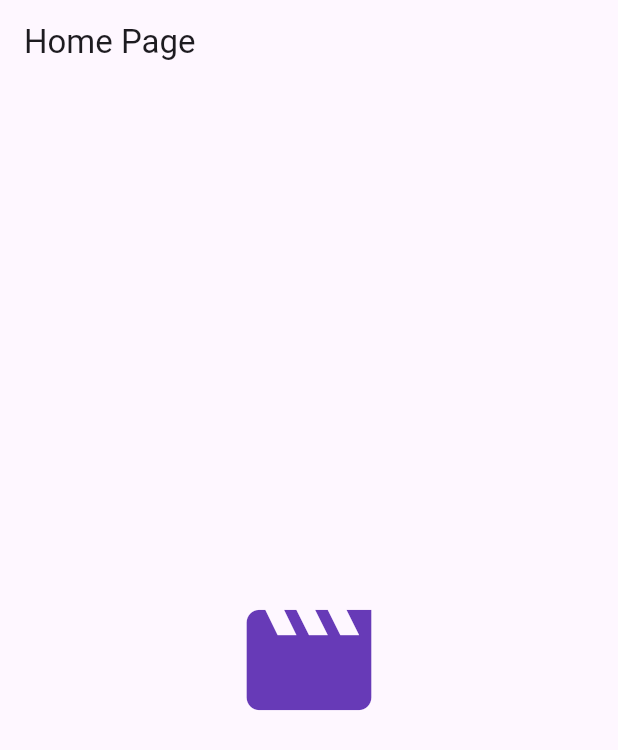
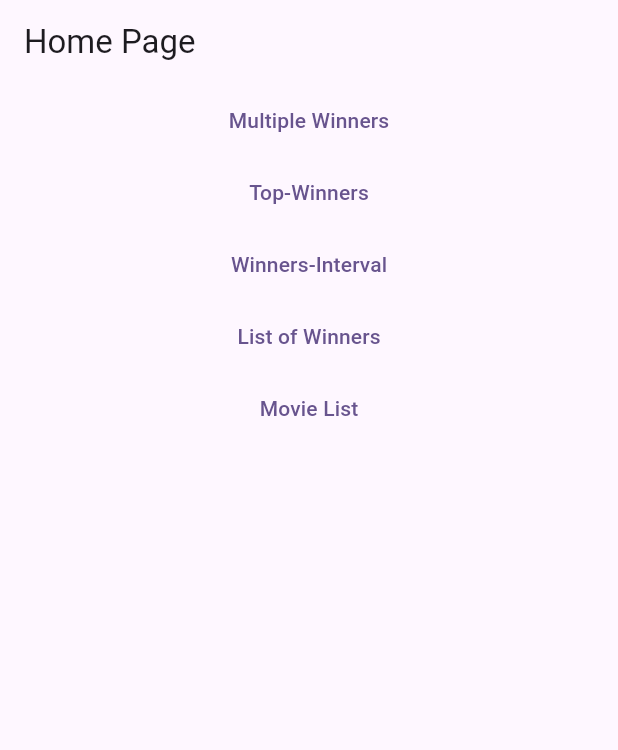
Before and after one commit to mcachopas/my_movies, a Flutter app: the screen it shows after launch, on a phone screen of 412 x 824 dp. Shown: the top 750 px of the screen. Run offline on Flutter 3.47's test engine with Material 3 defaults, Android fonts, the phone set to English and light mode, and no system bars; our stand-ins replace equatable, flutter_bloc, get_it, go_router.

Commit message:
Comit Inicio de separação das telas
Comit Inicio de separação das telas

```diff
--- a/lib/core/provider/go_router.dart
+++ b/lib/core/provider/go_router.dart
@@ -2,6 +2,7 @@ import 'package:flutter/material.dart';
 import 'package:go_router/go_router.dart';
 import 'package:my_movies/homePage/presentation/views/homepage.dart';
 import 'package:my_movies/movies/presentation/views/movies_page.dart';
+import 'package:my_movies/movies/presentation/views/years_multiple_winners.dart';
 
 class AppRouter {
   static final GoRouter router = GoRouter(
@@ -14,6 +15,31 @@ class AppRouter {
         path: '/movies',
         name: 'movies',
         pageBuilder: (context, state) => _rightToLeftTransition(context, state, const MoviesPage()),
+      ),
+      GoRoute(
+        path: '/multiple-winners',
+        name: 'multiple-winners',
+        pageBuilder: (context, state) => _rightToLeftTransition(context, state, const YearsWithMultiWinners()),
+      ),
+      GoRoute(
+        path: '/Top-Winners',
+        name: 'Top-Winners',
+        pageBuilder: (context, state) => _rightToLeftTransition(context, state, const HomePage()),
+      ),
+      GoRoute(
+        path: '/Winners-Interval',
+        name: 'Winners-Interval',
+        pageBuilder: (context, state) => _rightToLeftTransition(context, state, const HomePage()),
+      ),
+      GoRoute(
+        path: '/list-of-winners',
+        name: 'list-of-winners',
+        pageBuilder: (context, state) => _rightToLeftTransition(context, state, const HomePage()),
+      ),
+      GoRoute(
+        path: '/years-with-multi-winners',
+        name: 'years-with-multi-winners',
+        pageBuilder: (context, state) => _rightToLeftTransition(context, state, const HomePage()),
       ),
     ],
   );
--- a/lib/homePage/presentation/views/homepage.dart
+++ b/lib/homePage/presentation/views/homepage.dart
@@ -11,14 +11,42 @@ class HomePage extends StatelessWidget {
         title: const Text('Home Page'),
       ),
       body: Center(
-        child: IconButton(
-          onPressed: () {
-            // Navigator.push(context, MaterialPageRoute(builder: (context) => const MoviesPage()));
-            context.pushNamed('movies');
-          },
-          icon: const Icon(Icons.movie),
-          iconSize: 100,
-          color: Colors.deepPurple,
+        child: Column(
+          children: [
+            TextButton(
+              onPressed: () {
+                context.pushNamed('multiple-winners');
+              },
+              child: const Text('Multiple Winners'),
+            ),
+            TextButton(
+              onPressed: () {
+                context.pushNamed('Top-Winners');
+              },
+              child: const Text('Top-Winners'),
+            ),
+            TextButton(
+              onPressed: () {
+                context.pushNamed('Winners-Interval');
+              },
+              child: const Text('Winners-Interval'),
+            ),
+            TextButton(
+              onPressed: () {
+                context.pushNamed('list-of-winners');
+              },
+              child: const Text('List of Winners'),
+            ),
+            TextButton(
+              // tooltip: 'Movies',
+              onPressed: () {
+                context.pushNamed('movies');
+              }, child: const Text('Movie List'),
+              // icon: const Icon(Icons.movie),
+              // iconSize: 100,
+              // color: Colors.deepPurple,
+            ),
+          ],
         ),
       ),
     );
--- a/lib/movies/data/datadource/movies_datasource.dart
+++ b/lib/movies/data/datadource/movies_datasource.dart
@@ -1,6 +1,12 @@
 import 'package:my_movies/movies/domain/entities/movie.dart';
 import 'package:my_movies/movies/domain/entities/movie_filter.dart';
+import 'package:my_movies/movies/domain/entities/win_count.dart';
+import 'package:my_movies/movies/domain/entities/winner_count.dart';
+import 'package:my_movies/movies/domain/entities/winner_interval.dart';
 
 abstract class MoviesDatasource {
   Future<List<Movie>> getMovies(MovieFilter filter);
+  Future<List<WinCount>> getWinnersCount();
+  Future<List<WinnerCount>> getWinnersCountByInterval();
+  Future<List<WinnerInterval>> getWinnerInterval();
 }
--- a/lib/movies/data/datasourceImpl/movies_datasource_local.dart
+++ b/lib/movies/data/datasourceImpl/movies_datasource_local.dart
@@ -1,11 +1,29 @@
 import 'package:my_movies/movies/data/datadource/movies_datasource.dart';
 import 'package:my_movies/movies/domain/entities/movie.dart';
 import 'package:my_movies/movies/domain/entities/movie_filter.dart';
+import 'package:my_movies/movies/domain/entities/win_count.dart';
+import 'package:my_movies/movies/domain/entities/winner_count.dart';
+import 'package:my_movies/movies/domain/entities/winner_interval.dart';
 
 class MoviesDatasourceLocal implements MoviesDatasource {
   @override
   Future<List<Movie>> getMovies(MovieFilter filter) async {
     return movieList;
+  }
+
+  @override
+  Future<List<WinnerInterval>> getWinnerInterval() {
+    throw UnimplementedError();
+  }
+
+  @override
+  Future<List<WinCount>> getWinnersCount() {
+    throw UnimplementedError();
+  }
+
+  @override
+  Future<List<WinnerCount>> getWinnersCountByInterval() {
+    throw UnimplementedError();
   }
 }
 
--- /dev/null
+++ b/lib/movies/domain/entities/win_count.dart
@@ -0,0 +1,16 @@
+class WinCount {
+  final String name;
+  final int winCount;
+
+  WinCount({
+    required this.name,
+    required this.winCount,
+  });
+
+  factory WinCount.fromJson(Map<String, dynamic> json) {
+    return WinCount(
+      name: json['name'],
+      winCount: json['winCount'],
+    );
+  }
+}
--- /dev/null
+++ b/lib/movies/domain/entities/winner_count.dart
@@ -0,0 +1,16 @@
+class WinnerCount {
+  final int winnerCount;
+  final int year;
+
+  WinnerCount({
+    required this.winnerCount,
+    required this.year,
+  });
+
+  factory WinnerCount.fromJson(Map<String, dynamic> json) {
+    return WinnerCount(
+      winnerCount: json['winnerCount'],
+      year: json['year'],
+    );
+  }
+}
--- /dev/null
+++ b/lib/movies/domain/entities/winner_interval.dart
@@ -0,0 +1,22 @@
+class WinnerInterval {
+  final int interval;
+  final int previusWin;
+  final int followingWin;
+  final String producer;
+
+  WinnerInterval({
+    required this.interval,
+    required this.previusWin,
+    required this.followingWin,
+    required this.producer,
+  });
+
+  factory WinnerInterval.fromJson(Map<String, dynamic> json) {
+    return WinnerInterval(
+      interval: json['interval'],
+      previusWin: json['previusWin'],
+      followingWin: json['followingWin'],
+      producer: json['producer'],
+    );
+  }
+}
--- /dev/null
+++ b/lib/movies/presentation/widgets/multiple_winner.dart
@@ -0,0 +1,18 @@
+import 'package:flutter/material.dart';
+import 'package:my_movies/movies/domain/entities/winner_count.dart';
+
+class MultipleWinner extends StatelessWidget {
+  final WinnerCount movie;
+
+  const MultipleWinner({Key? key, required this.movie}) : super(key: key);
+
+  @override
+  Widget build(BuildContext context) {
+    return Card(
+      child: ListTile(
+        title: Text(movie.year.toString()),
+        subtitle: Text(movie.winnerCount.toString()),
+      ),
+    );
+  }
+}
--- a/lib/movies/services/movie_service.dart
+++ b/lib/movies/services/movie_service.dart
@@ -2,6 +2,9 @@ import 'package:get_it/get_it.dart';
 import 'package:my_movies/movies/data/datadource/movies_datasource.dart';
 import 'package:my_movies/movies/domain/entities/movie.dart';
 import 'package:my_movies/movies/domain/entities/movie_filter.dart';
+import 'package:my_movies/movies/domain/entities/win_count.dart';
+import 'package:my_movies/movies/domain/entities/winner_count.dart';
+import 'package:my_movies/movies/domain/entities/winner_interval.dart';
 
 class MovieService {
 
@@ -10,4 +13,16 @@ MoviesDatasource datasource = GetIt.instance.get<MoviesDatasource>();
   Future<List<Movie>> getMovies(MovieFilter filter) async {
     return await datasource.getMovies(filter);
   }
+
+  Future<List<WinCount>> getWinnersCount() async {
+    return await datasource.getWinnersCount();
+  }
+
+  Future<List<WinnerCount>> getWinnersCountByInterval() async {
+    return await datasource.getWinnersCountByInterval();
+  }
+
+  Future<List<WinnerInterval>> getWinnerInterval() async {
+    return await datasource.getWinnerInterval();
+  }
 }
```
Also changed, not shown: lib/movies/data/datasourceImpl/movies_datasource_texoit.dart (+73 -2 lines), lib/movies/presentation/cubit/movies_cubit.dart (+49 -0 lines), lib/movies/presentation/views/movies_page.dart (+16 -4 lines), lib/movies/presentation/views/years_multiple_winners.dart (added, +47 -0 lines), 4 other files.
